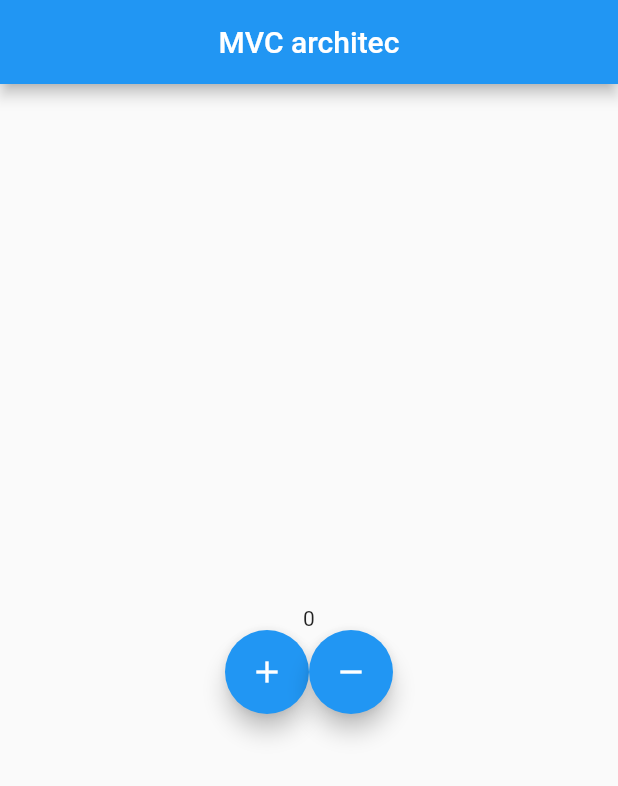
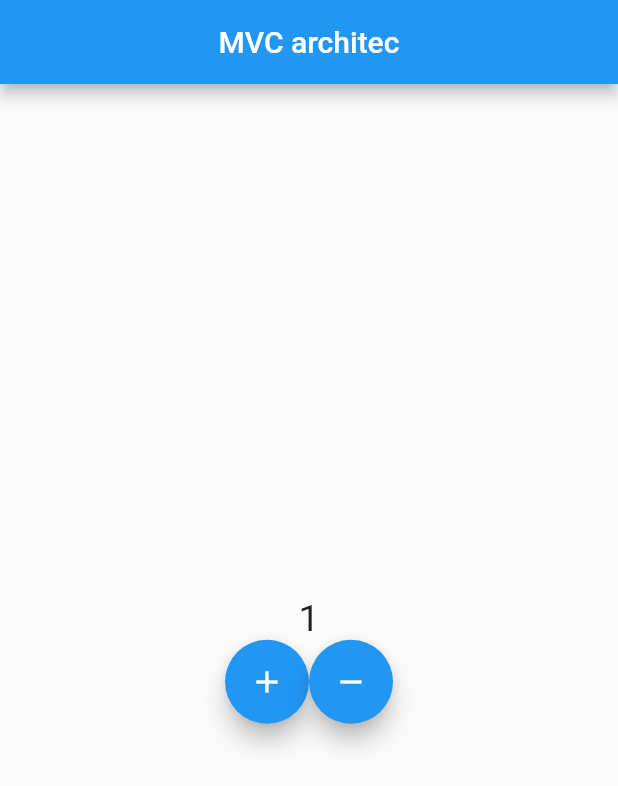
Before and after one commit to anuprajvarma/mvc_pattern, a Flutter app: the screen it shows after launch, after a tap on the "add" icon, on a phone screen of 412 x 824 dp. Shown: the top 786 px of the screen. Run offline on Flutter 3.47's test engine with Material 2 defaults, Android fonts, the phone set to English and light mode, and no system bars; our stand-ins replace mvc_pattern.

Commit message:
add some feature

```diff
--- a/lib/Models/model.dart
+++ b/lib/Models/model.dart
@@ -0,0 +1,10 @@
+import 'dart:developer';
+
+class Model {
+  static int _counter = 0;
+  // GETTER
+  static int get counter => _counter;
+  // SETTER
+  static int increament() => ++_counter;
+  static int decrement() => --_counter;
+}
--- a/lib/Views/view.dart
+++ b/lib/Views/view.dart
@@ -1,4 +1,5 @@
 import 'package:flutter/material.dart';
+import 'package:mvc/controller/controller.dart';
 
 class View extends StatefulWidget {
   View({Key? key}) : super(key: key);
@@ -8,13 +9,7 @@ class View extends StatefulWidget {
 }
 
 class _ViewState extends State<View> {
-  int c = 0;
-
-  void increment() {
-    setState(() {
-      c++;
-    });
-  }
+  final Controller _controller = Controller();
 
   @override
   Widget build(BuildContext context) {
@@ -28,14 +23,27 @@ class _ViewState extends State<View> {
           child: Column(
             mainAxisAlignment: MainAxisAlignment.center,
             children: [
-              Text('0'),
+              Text(
+                _controller != null ? '${_controller.counter}' : "0",
+                style: TextStyle(fontSize: 25),
+              ),
               Row(
                 mainAxisAlignment: MainAxisAlignment.center,
                 children: [
                   FloatingActionButton(
-                      onPressed: () {}, child: Icon(Icons.add)),
+                      onPressed: () {
+                        setState(() {
+                          _controller.increment();
+                        });
+                      },
+                      child: Icon(Icons.add)),
                   FloatingActionButton(
-                      onPressed: () {}, child: Icon(Icons.remove)),
+                      onPressed: () {
+                        setState(() {
+                          _controller.decrement();
+                        });
+                      },
+                      child: Icon(Icons.remove)),
                 ],
               )
             ],
--- a/lib/controller/controller.dart
+++ b/lib/controller/controller.dart
@@ -0,0 +1,21 @@
+import 'package:mvc_pattern/mvc_pattern.dart';
+import 'package:mvc/Models/model.dart';
+
+class Controller extends ControllerMVC {
+  factory Controller() {
+    if (_this == null) _this = Controller._();
+    return _this;
+  }
+
+  static Controller _this = Controller._();
+  Controller._();
+
+  int get counter => Model.counter;
+  void increment() {
+    Model.increament();
+  }
+
+  void decrement() {
+    Model.decrement();
+  }
+}
--- a/pubspec.yaml
+++ b/pubspec.yaml
@@ -3,7 +3,7 @@ description: A new Flutter project.
 
 # The following line prevents the package from being accidentally published to
 # pub.dev using `flutter pub publish`. This is preferred for private packages.
-publish_to: 'none' # Remove this line if you wish to publish to pub.dev
+publish_to: "none" # Remove this line if you wish to publish to pub.dev
 
 # The following defines the version and build number for your application.
 # A version number is three numbers separated by dots, like 1.2.43
@@ -30,10 +30,10 @@ dependencies:
   flutter:
     sdk: flutter
 
-
   # The following adds the Cupertino Icons font to your application.
   # Use with the CupertinoIcons class for iOS style icons.
   cupertino_icons: ^1.0.2
+  mvc_pattern: ^8.2.2
 
 dev_dependencies:
   flutter_test:
@@ -51,7 +51,6 @@ dev_dependencies:
 
 # The following section is specific to Flutter.
 flutter:
-
   # The following line ensures that the Material Icons font is
   # included with your application, so that you can use the icons in
   # the material Icons class.
```
Also changed, not shown: pubspec.lock.
